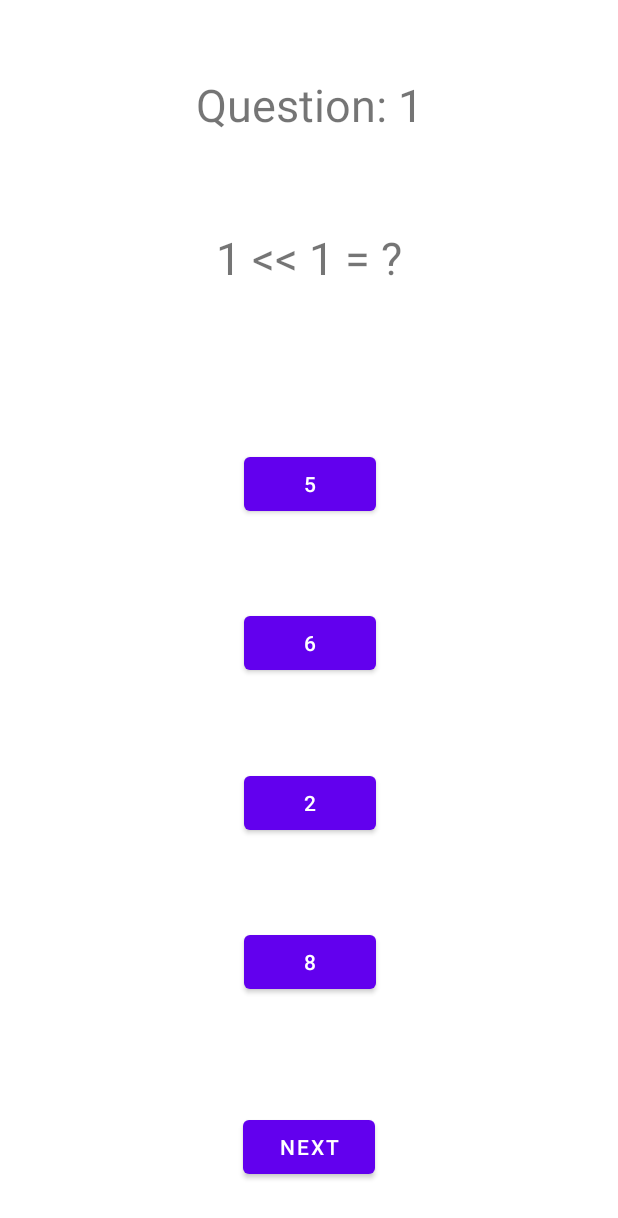
After one commit to felix-prava/AndroidMobileGameApp, an Android app: the QuizActivity screen opened directly, with no data from a screen before it, on a phone screen of 412 x 824 dp. The commit adds this screen. Shown: the top 1218 px of the screen. Run offline under Robolectric (Android 15) with nearby library versions, the phone set to English and light mode, and no system bars.

Commit message:
Quiz logic

```diff
--- a/app/src/main/AndroidManifest.xml
+++ b/app/src/main/AndroidManifest.xml
@@ -9,6 +9,12 @@
         android:roundIcon="@mipmap/ic_launcher_round"
         android:supportsRtl="true"
         android:theme="@style/Theme.MyApplication">
+        <activity
+            android:name=".QuizResultActivity"
+            android:exported="false" />
+        <activity
+            android:name=".QuizActivity"
+            android:exported="false" />
         <activity
             android:name=".ShopActivity"
             android:exported="false"
--- /dev/null
+++ b/app/src/main/java/com/example/myapplication/QuestionModel.java
@@ -0,0 +1,57 @@
+package com.example.myapplication;
+
+public class QuestionModel {
+
+    private String question, answer, wrongAnswer1, wrongAnswer2, wrongAnswer3;
+
+    public QuestionModel() {
+    }
+
+    public QuestionModel(String question, String answer, String wrongAnswer1, String wrongAnswer2, String wrongAnswer3) {
+        this.question = question;
+        this.answer = answer;
+        this.wrongAnswer1 = wrongAnswer1;
+        this.wrongAnswer2 = wrongAnswer2;
+        this.wrongAnswer3 = wrongAnswer3;
+    }
+
+    public String getQuestion() {
+        return question;
+    }
+
+    public void setQuestion(String question) {
+        this.question = question;
+    }
+
+    public String getAnswer() {
+        return answer;
+    }
+
+    public void setAnswer(String answer) {
+        this.answer = answer;
+    }
+
+    public String getWrongAnswer1() {
+        return wrongAnswer1;
+    }
+
+    public void setWrongAnswer1(String wrongAnswer1) {
+        this.wrongAnswer1 = wrongAnswer1;
+    }
+
+    public String getWrongAnswer2() {
+        return wrongAnswer2;
+    }
+
+    public void setWrongAnswer2(String wrongAnswer2) {
+        this.wrongAnswer2 = wrongAnswer2;
+    }
+
+    public String getWrongAnswer3() {
+        return wrongAnswer3;
+    }
+
+    public void setWrongAnswer3(String wrongAnswer3) {
+        this.wrongAnswer3 = wrongAnswer3;
+    }
+}
--- /dev/null
+++ b/app/src/main/java/com/example/myapplication/QuestionsDAO.java
@@ -0,0 +1,32 @@
+package com.example.myapplication;
+
+import android.database.Cursor;
+import android.database.sqlite.SQLiteDatabase;
+
+import java.util.ArrayList;
+
+public class QuestionsDAO {
+
+    public ArrayList<QuestionModel> getRandomThreeQuestions(QuestionsDatabase qd) {
+        ArrayList<QuestionModel> modelArrayList = new ArrayList<>();
+        SQLiteDatabase liteDatabase = qd.getWritableDatabase();
+        Cursor cursor = liteDatabase.rawQuery("SELECT * FROM ITQuizGame ORDER BY RANDOM () LIMIT 3", null);
+
+        int questionIndex = cursor.getColumnIndex("question");
+        int answerIndex = cursor.getColumnIndex("answer");
+        int wrongAnswer1Index = cursor.getColumnIndex("wrongAnswer1");
+        int wrongAnswer2Index = cursor.getColumnIndex("wrongAnswer2");
+        int wrongAnswer3Index = cursor.getColumnIndex("wrongAnswer3");
+
+        while (cursor.moveToNext()) {
+            QuestionModel model = new QuestionModel(cursor.getString(questionIndex),
+                    cursor.getString(answerIndex),
+                    cursor.getString(wrongAnswer1Index),
+                    cursor.getString(wrongAnswer2Index),
+                    cursor.getString(wrongAnswer3Index));
+            modelArrayList.add(model);
+        }
+
+        return modelArrayList;
+    }
+}
--- /dev/null
+++ b/app/src/main/java/com/example/myapplication/QuestionsDatabase.java
@@ -0,0 +1,32 @@
+package com.example.myapplication;
+
+import android.content.Context;
+import android.database.sqlite.SQLiteDatabase;
+import android.database.sqlite.SQLiteOpenHelper;
+
+import androidx.annotation.Nullable;
+
+public class QuestionsDatabase extends SQLiteOpenHelper {
+
+    public QuestionsDatabase(@Nullable Context context) {
+        super(context, "SMA_QuizGame.db", null, 1);
+    }
+
+    @Override
+    public void onCreate(SQLiteDatabase db) {
+        db.execSQL("CREATE TABLE IF NOT EXISTS \"ITQuizGame\" (\n" +
+                "\t\"question\"\tTEXT,\n" +
+                "\t\"answer\"\tTEXT,\n" +
+                "\t\"wrongAnswer1\"\tTEXT,\n" +
+                "\t\"wrongAnswer2\"\tTEXT,\n" +
+                "\t\"wrongAnswer3\"\tTEXT\n" +
+                ");");
+    }
+
+    @Override
+    public void onUpgrade(SQLiteDatabase db, int oldVersion, int newVersion) {
+
+        db.execSQL("DROP TABLE IF EXISTS ITQuizGame");
+        onCreate(db);
+    }
+}
--- /dev/null
+++ b/app/src/main/java/com/example/myapplication/QuizActivity.java
@@ -0,0 +1,141 @@
+package com.example.myapplication;
+
+import androidx.appcompat.app.AlertDialog;
+import androidx.appcompat.app.AppCompatActivity;
+
+import android.content.Intent;
+import android.os.Bundle;
+import android.view.View;
+import android.widget.Button;
+import android.widget.TextView;
+
+import java.util.ArrayList;
+import java.util.HashMap;
+import java.util.Map;
+
+public class QuizActivity extends AppCompatActivity {
+
+    private TextView questionCountTextView, question;
+    private Button buttonA, buttonB, buttonC, buttonD, buttonNext, correctButton;
+
+    private QuestionsDatabase questionsDatabase;
+    private ArrayList<QuestionModel> questionsList;
+    private ArrayList<Button> buttonsList;
+    private Map<Integer, Button> questionMap;
+
+    private int coinsEarned = 0, questionCount = 0;
+    private boolean userAlreadyAnswered = false;
+
+    @Override
+    protected void onCreate(Bundle savedInstanceState) {
+        super.onCreate(savedInstanceState);
+        setContentView(R.layout.activity_quiz);
+
+        questionCountTextView = findViewById(R.id.textViewQuestionCount);
+        question = findViewById(R.id.textViewQuestion);
+
+        buttonA = findViewById(R.id.buttonEarnCoinsOption1);
+        buttonB = findViewById(R.id.buttonEarnCoinsOption2);
+        buttonC = findViewById(R.id.buttonEarnCoinsOption3);
+        buttonD = findViewById(R.id.buttonEarnCoinsOption4);
+        buttonNext = findViewById(R.id.buttonEarnCoinsNext);
+
+        questionMap = new HashMap<>();
+        questionMap.put(1, buttonA);
+        questionMap.put(2, buttonB);
+        questionMap.put(3, buttonC);
+        questionMap.put(4, buttonD);
+
+        buttonsList = new ArrayList<>();
+        buttonsList.add(buttonA);
+        buttonsList.add(buttonB);
+        buttonsList.add(buttonC);
+        buttonsList.add(buttonD);
+
+        questionsDatabase = new QuestionsDatabase(QuizActivity.this);
+        questionsList = new QuestionsDAO().getRandomThreeQuestions(questionsDatabase);
+
+        displayQuestion(questionCount);
+
+        buttonA.setOnClickListener(v -> {
+            buttonClickedAction(buttonA);
+        });
+
+        buttonB.setOnClickListener(v -> {
+            buttonClickedAction(buttonB);
+        });
+
+        buttonC.setOnClickListener(v -> {
+            buttonClickedAction(buttonC);
+        });
+
+        buttonD.setOnClickListener(v -> {
+            buttonClickedAction(buttonD);
+        });
+
+        buttonNext.setOnClickListener(v -> {
+            questionCount++;
+            userAlreadyAnswered = false;
+            if (questionCount == 3) {
+                Intent intent = new Intent(QuizActivity.this, QuizResultActivity.class);
+                intent.putExtra("coinsEarned", coinsEarned);
+                startActivity(intent);
+            } else {
+                displayQuestion(questionCount);
+            }
+        });
+    }
+
+    public void displayQuestion(int questionCount) {
+        questionCountTextView.setText("Question: " + (questionCount + 1));
+        question.setText(questionsList.get(questionCount).getQuestion());
+
+        int rightButtonIndex = (int) ((Math.random() * 3) + 1);
+        correctButton = questionMap.get(rightButtonIndex);
+        questionMap.get(rightButtonIndex).setText(questionsList.get(questionCount).getAnswer());
+        int index = 1;
+        for (Button button : buttonsList) {
+            if (button == correctButton) {
+                continue;
+            }
+            if (index == 1) {
+                button.setText(questionsList.get(questionCount).getWrongAnswer1());
+            } else if (index == 2) {
+                button.setText(questionsList.get(questionCount).getWrongAnswer2());
+            } else {
+                button.setText(questionsList.get(questionCount).getWrongAnswer3());
+            }
+            index++;
+        }
+    }
+
+    public void displayCorrectMessage() {
+        AlertDialog.Builder builder = new AlertDialog.Builder(QuizActivity.this);
+        builder.setTitle("");
+        builder.setMessage("Wrong! The correct answer is " + questionsList.get(questionCount).getAnswer());
+        builder.setCancelable(false);
+        builder.setPositiveButton("OK", (dialog, which) -> dialog.cancel());
+        builder.create().show();
+    }
+
+    public void displayAnswerIsCorrect() {
+        AlertDialog.Builder builder = new AlertDialog.Builder(QuizActivity.this);
+        builder.setTitle("");
+        builder.setMessage("The answer is correct!");
+        builder.setCancelable(false);
+        builder.setPositiveButton("OK", (dialog, which) -> dialog.cancel());
+        builder.create().show();
+    }
+
+    public void buttonClickedAction(Button button) {
+        if (!userAlreadyAnswered) {
+            if (button == correctButton) {
+                coinsEarned += 10;
+                displayAnswerIsCorrect();
+            } else {
+                displayCorrectMessage();
+            }
+            userAlreadyAnswered = true;
+        }
+    }
+}
--- /dev/null
+++ b/app/src/main/res/layout/activity_quiz.xml
@@ -0,0 +1,106 @@
+<?xml version="1.0" encoding="utf-8"?>
+<androidx.constraintlayout.widget.ConstraintLayout xmlns:android="http://schemas.android.com/apk/res/android"
+    xmlns:app="http://schemas.android.com/apk/res-auto"
+    xmlns:tools="http://schemas.android.com/tools"
+    android:layout_width="match_parent"
+    android:layout_height="match_parent"
+    tools:context=".QuizActivity">
+
+    <TextView
+        android:id="@+id/textViewQuestionCount"
+        android:layout_width="wrap_content"
+        android:layout_height="wrap_content"
+        android:layout_marginTop="49dp"
+        android:text="Question 1"
+        android:textSize="30sp"
+        app:layout_constraintEnd_toEndOf="parent"
+        app:layout_constraintHorizontal_bias="0.5"
+        app:layout_constraintStart_toStartOf="parent"
+        app:layout_constraintTop_toTopOf="parent" />
+
+    <TextView
+        android:id="@+id/textViewQuestion"
+        android:layout_width="wrap_content"
+        android:layout_height="wrap_content"
+        android:layout_marginTop="61dp"
+        android:text="1 + 1 = ?"
+        android:textSize="30sp"
+        app:layout_constraintEnd_toEndOf="parent"
+        app:layout_constraintHorizontal_bias="0.5"
+        app:layout_constraintStart_toStartOf="parent"
+        app:layout_constraintTop_toBottomOf="@+id/textViewQuestionCount" />
+
+    <androidx.constraintlayout.widget.ConstraintLayout
+        android:id="@+id/constraintLayout2"
+        android:layout_width="match_parent"
+        android:layout_height="match_parent"
+        android:layout_marginTop="240dp"
+        android:layout_marginBottom="100dp"
+        app:layout_constraintBottom_toTopOf="@+id/buttonEarnCoinsNext"
+        app:layout_constraintEnd_toEndOf="parent"
+        app:layout_constraintHorizontal_bias="0.5"
+        app:layout_constraintStart_toStartOf="parent"
+        app:layout_constraintTop_toBottomOf="@+id/textViewQuestion">
+
+        <Button
+            android:id="@+id/buttonEarnCoinsOption1"
+            android:layout_width="wrap_content"
+            android:layout_height="wrap_content"
+            android:layout_marginStart="159dp"
+            android:layout_marginEnd="158dp"
+            android:text="Button"
+            app:layout_constraintBottom_toTopOf="@+id/buttonEarnCoinsOption2"
+            app:layout_constraintEnd_toEndOf="parent"
+            app:layout_constraintStart_toStartOf="parent"
+            app:layout_constraintTop_toTopOf="parent" />
+
+        <Button
+            android:id="@+id/buttonEarnCoinsOption2"
+            android:layout_width="wrap_content"
+            android:layout_height="wrap_content"
+            android:layout_marginStart="159dp"
+            android:layout_marginEnd="158dp"
+            android:text="Button"
+            app:layout_constraintBottom_toTopOf="@+id/buttonEarnCoinsOption3"
+            app:layout_constraintEnd_toEndOf="parent"
+            app:layout_constraintStart_toStartOf="parent"
+            app:layout_constraintTop_toBottomOf="@+id/buttonEarnCoinsOption1" />
+
+        <Button
+            android:id="@+id/buttonEarnCoinsOption3"
+            android:layout_width="wrap_content"
+            android:layout_height="wrap_content"
+            android:layout_marginStart="159dp"
+            android:layout_marginEnd="158dp"
+            android:text="Button"
+            app:layout_constraintBottom_toTopOf="@+id/buttonEarnCoinsOption4"
+            app:layout_constraintEnd_toEndOf="parent"
+            app:layout_constraintStart_toStartOf="parent"
+            app:layout_constraintTop_toBottomOf="@+id/buttonEarnCoinsOption2" />
+
+        <Button
+            android:id="@+id/buttonEarnCoinsOption4"
+            android:layout_width="wrap_content"
+            android:layout_height="wrap_content"
+            android:layout_marginStart="159dp"
+            android:layout_marginEnd="158dp"
+            android:text="Button"
+            app:layout_constraintBottom_toBottomOf="parent"
+            app:layout_constraintEnd_toEndOf="parent"
+            app:layout_constraintStart_toStartOf="parent"
+            app:layout_constraintTop_toBottomOf="@+id/buttonEarnCoinsOption3" />
+
+    </androidx.constraintlayout.widget.ConstraintLayout>
+
+    <Button
+        android:id="@+id/buttonEarnCoinsNext"
+        android:layout_width="wrap_content"
+        android:layout_height="wrap_content"
+        android:layout_marginBottom="35dp"
+        android:text="Next"
+        app:layout_constraintBottom_toBottomOf="parent"
+        app:layout_constraintEnd_toEndOf="parent"
+        app:layout_constraintHorizontal_bias="0.5"
+        app:layout_constraintStart_toStartOf="parent" />
+
+</androidx.constraintlayout.widget.ConstraintLayout>
```
Also changed, not shown: app/src/main/java/com/example/myapplication/DatabaseCopyHelper.java (added, +166 -0 lines), app/src/main/java/com/example/myapplication/MainMenuActivity.java (+26 -2 lines), app/src/main/java/com/example/myapplication/QuizResultActivity.java (added, +51 -0 lines), app/src/main/java/com/example/myapplication/ResultActivity.java (+9 -2 lines), app/src/main/res/layout/activity_quiz_result.xml (added, +44 -0 lines), app/src/main/res/layout/activity_result.xml (+22 -2 lines), app/src/main/assets/SMA_QuizGame.db (added).
